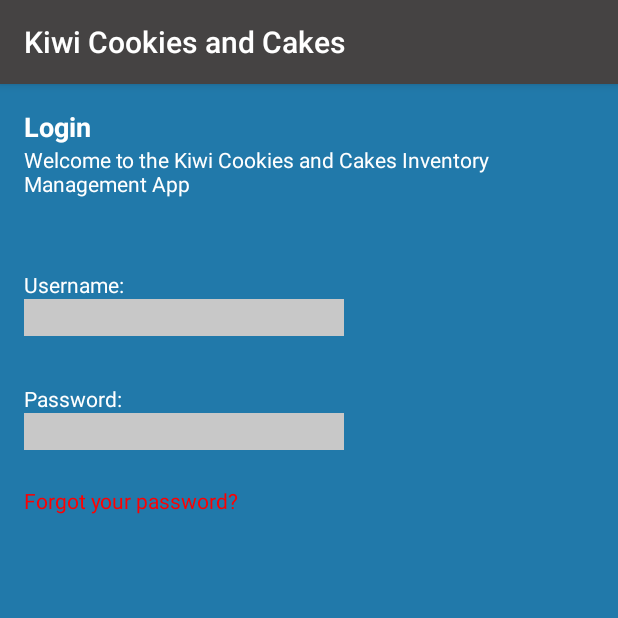
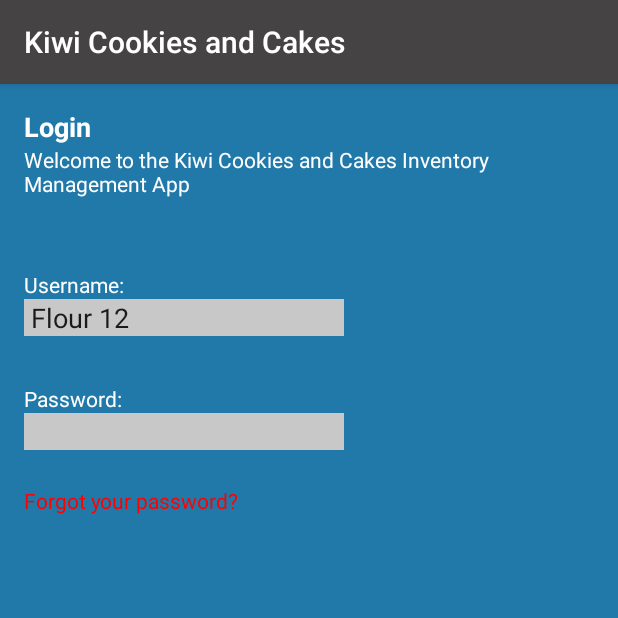
Before and after one commit to Jaseincyberspace/BIT603_Assignment_2_Jason_Norton_5001428, an Android app: the screen it shows after launch (MainActivity), on a phone screen of 412 x 824 dp, the top half of it. Run offline under Robolectric (Android 15) with nearby library versions, the phone set to English and light mode, and no system bars; our stand-ins replace Room's generated code.

Commit message:
Inventory Database is now functional InventoryDao has been updated with more methods (create and delete) MainActivity instantiates the Inventory Database in onCreate. Test code has been added to confirm items can be added from the database and it can be reset (all rows in database deleted).

```diff
--- a/app/src/main/java/com/example/bit603_assignment2_jasonnorton_5001428/InventoryDao.java
+++ b/app/src/main/java/com/example/bit603_assignment2_jasonnorton_5001428/InventoryDao.java
@@ -1,9 +1,15 @@
 package com.example.bit603_assignment2_jasonnorton_5001428;
 
+import androidx.room.Delete;
 import androidx.room.Insert;
+import androidx.room.Query;
+
+import java.util.List;
 
 @androidx.room.Dao
 public interface InventoryDao {
     @Insert
     public void addItem(Inventory item);
+    @Query("Select * FROM Inventory") public List<Inventory>getItems();
+    @Query("DELETE FROM Inventory") public void dropTable();
 }
--- a/app/src/main/java/com/example/bit603_assignment2_jasonnorton_5001428/InventoryDatabase.java
+++ b/app/src/main/java/com/example/bit603_assignment2_jasonnorton_5001428/InventoryDatabase.java
@@ -1,10 +1,9 @@
 package com.example.bit603_assignment2_jasonnorton_5001428;
 
-import androidx.room.Dao;
 import androidx.room.Database;
 import androidx.room.RoomDatabase;
 
 @Database(entities = {Inventory.class}, version = 1)
 public abstract class InventoryDatabase extends RoomDatabase {
-    public abstract Dao InventoryDao();
+    public abstract InventoryDao inventoryDao();
 }
--- a/app/src/main/java/com/example/bit603_assignment2_jasonnorton_5001428/MainActivity.java
+++ b/app/src/main/java/com/example/bit603_assignment2_jasonnorton_5001428/MainActivity.java
@@ -2,6 +2,8 @@ package com.example.bit603_assignment2_jasonnorton_5001428;
 
 import androidx.appcompat.app.AlertDialog;
 import androidx.appcompat.app.AppCompatActivity;
+import androidx.room.Room;
+
 import android.os.Bundle;
 import android.util.Log;
 import android.view.LayoutInflater;
@@ -10,18 +12,41 @@ import android.widget.Button;
 import android.widget.EditText;
 import android.widget.TextView;
 
+import java.util.List;
+
 public class MainActivity extends AppCompatActivity {
     public String TAG = "loginScreenLOGS";
+    public static InventoryDatabase inventoryDatabase;
 
     @Override
     protected void onCreate(Bundle savedInstanceState) {
         super.onCreate(savedInstanceState);
         setContentView(R.layout.activity_main);
 
+        // Instantiate the inventoryDatabase which holds all of the inventory items:
+        inventoryDatabase = Room.databaseBuilder(getApplicationContext(), InventoryDatabase.class, "inventoryDB").allowMainThreadQueries().build();
+
+        // Reset database (clears all values from it) -- Used for testing purposes **************************************** DONT FORGET TO REMOVE THIS LINE *********************************************
+        inventoryDatabase.inventoryDao().dropTable();
+
+        // Add default items to the inventoryDatabase (used for testing purposes):
+        Inventory item = new Inventory();
+        item.setItem("Flour");
+        item.setQuantity(12);
+        inventoryDatabase.inventoryDao().addItem(item);
+
         final TextView forgotPassword = findViewById(R.id.textView_forgotPassword);
         final EditText username = findViewById(R.id.editText_username);
         final EditText password = findViewById(R.id.editText_password);
         final Button button_login = findViewById(R.id.button_login);
+
+        // display a string in the username field populated by the items and quantities in the inventoryDatabase:
+        List<Inventory>inventoryList = inventoryDatabase.inventoryDao().getItems();
+        String inventoryItems = "";
+        for(Inventory inventoryItem : inventoryList) {
+            inventoryItems += " " + inventoryItem.getItem() + " " + inventoryItem.getQuantity();
+        }
+        username.setText(inventoryItems);
 
         // Deal with button clicks:
         forgotPassword.setOnClickListener(new View.OnClickListener() {
--- a/app/src/main/java/com/example/bit603_assignment2_jasonnorton_5001428/MainMenuActivity.java
+++ b/app/src/main/java/com/example/bit603_assignment2_jasonnorton_5001428/MainMenuActivity.java
@@ -1,5 +1,8 @@
 package com.example.bit603_assignment2_jasonnorton_5001428;
 
-public class MainMenuActivity {
+import androidx.appcompat.app.AppCompatActivity;
+
+public class MainMenuActivity extends AppCompatActivity {
+
 
 }
```
